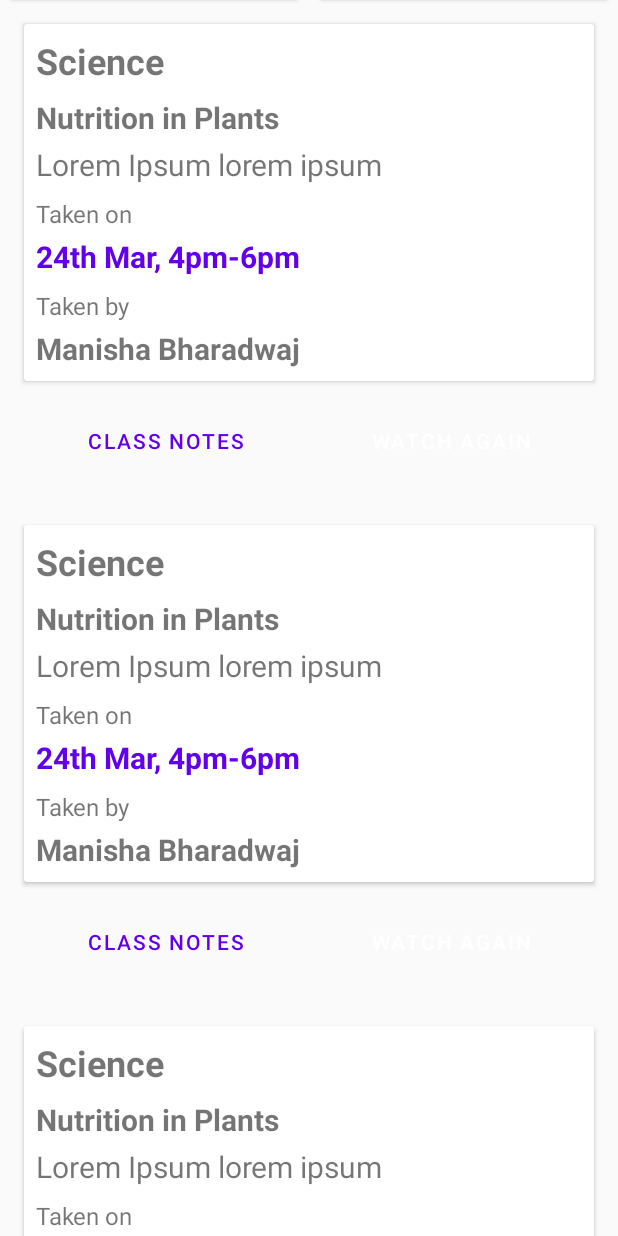
After one commit to 14likhit/Classiya, an Android app: the layout layout_home.xml on its own in the app's theme, with its tools: preview values and no code run, on a phone screen of 412 x 824 dp. The commit adds this screen. Run offline under Robolectric (Android 15) with nearby library versions, the phone set to English and light mode, and no system bars.

Commit message:
Added home layout.

```diff
--- /dev/null
+++ b/app/src/main/res/layout/layout_home.xml
@@ -0,0 +1,51 @@
+<?xml version="1.0" encoding="utf-8"?>
+<layout xmlns:android="http://schemas.android.com/apk/res/android"
+    xmlns:app="http://schemas.android.com/apk/res-auto"
+    xmlns:tools="http://schemas.android.com/tools">
+
+    <data>
+
+    </data>
+
+    <androidx.core.widget.NestedScrollView
+        android:id="@+id/home_nested_scroll_view"
+        android:layout_width="match_parent"
+        android:layout_height="match_parent"
+        android:fillViewport="true">
+
+        <androidx.constraintlayout.widget.ConstraintLayout
+            android:id="@+id/home_constraint_layout"
+            android:layout_width="match_parent"
+            android:layout_height="match_parent">
+
+            <include
+                android:id="@+id/date_range_select_card"
+                layout="@layout/layout_item_card_horizontal_image_text"
+                android:layout_width="0dp"
+                android:layout_height="wrap_content"
+                android:layout_margin="@dimen/dimen_8_dp"
+                app:layout_constraintEnd_toStartOf="@id/class_select_card"
+                app:layout_constraintStart_toStartOf="parent"
+                app:layout_constraintTop_toTopOf="parent" />
+
+            <include
+                android:id="@+id/class_select_card"
+                layout="@layout/layout_item_card_horizontal_text_image"
+                android:layout_width="0dp"
+                android:layout_height="wrap_content"
+                android:layout_margin="@dimen/dimen_8_dp"
+                app:layout_constraintEnd_toEndOf="parent"
+                app:layout_constraintStart_toEndOf="@id/date_range_select_card"
+                app:layout_constraintTop_toTopOf="parent" />
+
+            <androidx.recyclerview.widget.RecyclerView
+                android:id="@+id/class_list_recycler_view"
+                android:layout_width="match_parent"
+                android:layout_height="wrap_content"
+                tools:listitem="@layout/layout_item_class_card"
+                app:layout_constraintTop_toBottomOf="@id/date_range_select_card"/>
+
+        </androidx.constraintlayout.widget.ConstraintLayout>
+
+    </androidx.core.widget.NestedScrollView>
+</layout>
--- a/app/src/main/res/values/dimens.xml
+++ b/app/src/main/res/values/dimens.xml
@@ -17,6 +17,7 @@
     <dimen name="dimen_12_sp">12sp</dimen>
     <dimen name="dimen_14_sp">14sp</dimen>
     <dimen name="dimen_16_sp">16sp</dimen>
+    <dimen name="dimen_18_sp">18sp</dimen>
     <dimen name="dimen_20_sp">20sp</dimen>
     <dimen name="dimen_24_sp">24sp</dimen>
 </resources>
```
Also changed, not shown: app/src/main/res/drawable/ic_arrow_drop_down.xml (added, +10 -0 lines), app/src/main/res/drawable/ic_calender.xml (added, +10 -0 lines), app/src/main/res/layout/layout_item_card_horizontal_image_text.xml (added, +40 -0 lines), app/src/main/res/layout/layout_item_card_horizontal_text_image.xml (added, +41 -0 lines).
